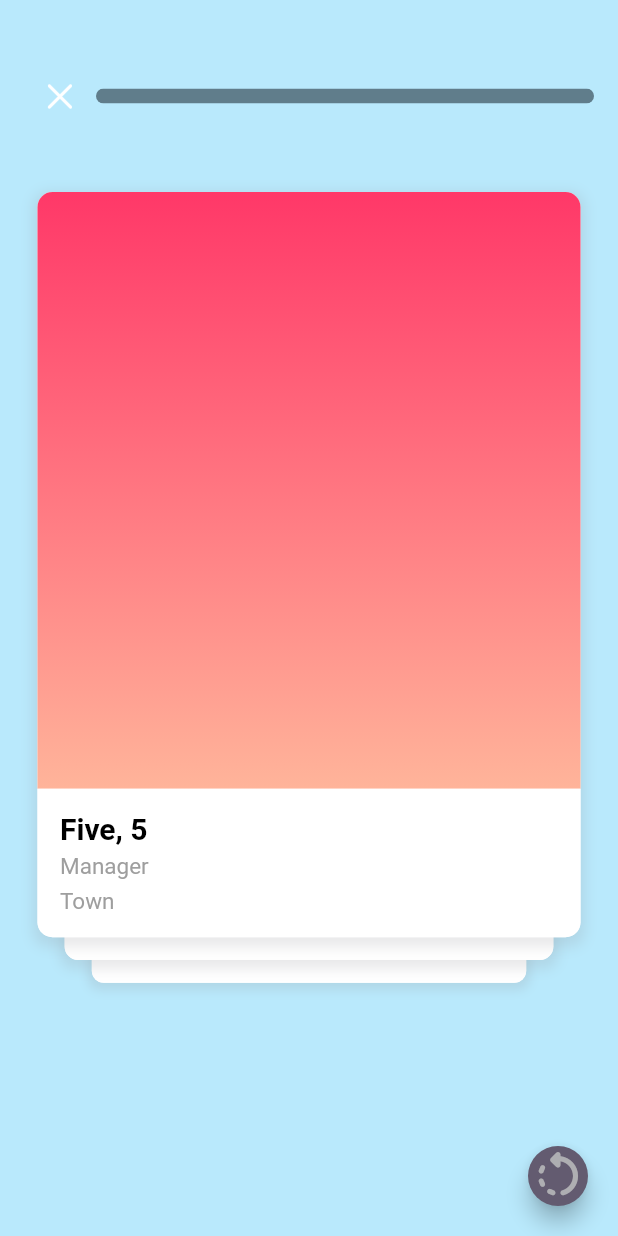
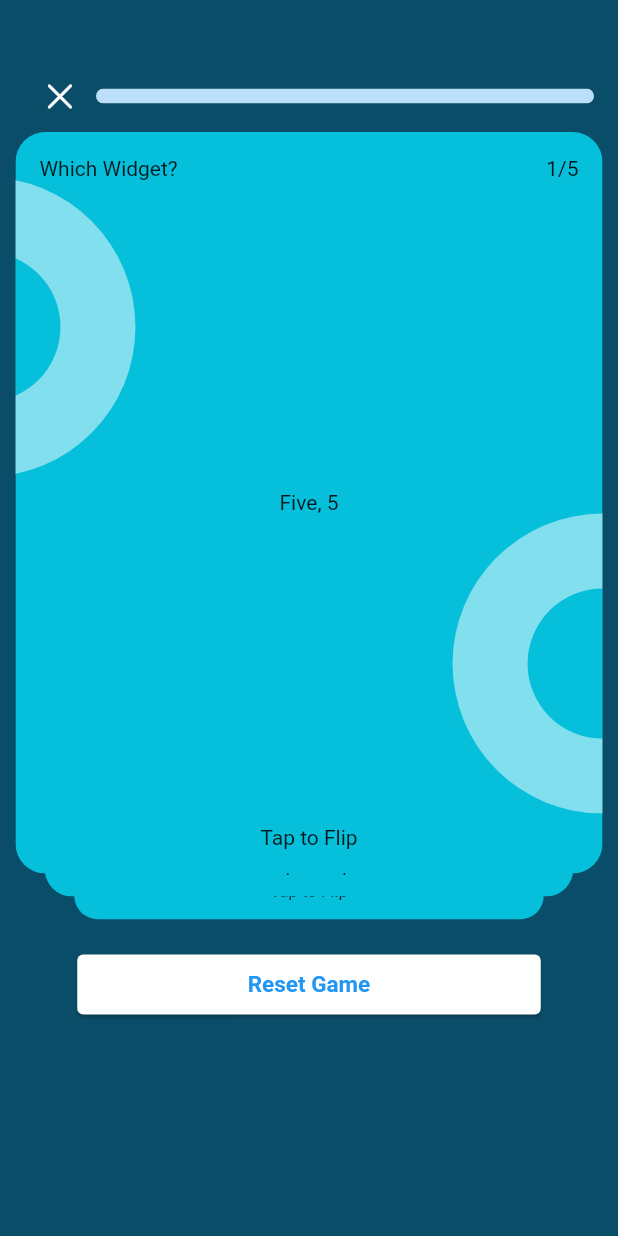
Before and after one commit to Richmond-Nunoo/Flutter-Riddles, a Flutter app: the MyCustomWidget screen opened directly, on a phone screen of 412 x 824 dp. Run offline on Flutter 3.47's test engine with Material 2 defaults, Android fonts, the phone set to English and light mode, and no system bars; drawn by our look-alikes of appinio_swiper, flip_card.

Commit message:
think this is cool. would break now

```diff
--- a/lib/views/flash_cards.dart
+++ b/lib/views/flash_cards.dart
@@ -1,8 +1,7 @@
 import 'dart:async';
 import 'package:appinio_swiper/appinio_swiper.dart';
 import 'package:flashcards_quiz/views/answersmodel.dart';
-import 'package:flashcards_quiz/views/buttons.dart';
-import 'package:flashcards_quiz/views/example_cards.dart';
+import 'package:flashcards_quiz/views/homepage.dart';
 import 'package:flashcards_quiz/views/model.dart';
 import 'package:flashcards_quiz/views/quiz.dart';
 import 'package:flutter/cupertino.dart';
@@ -18,13 +17,13 @@ class MyCustomWidget extends StatefulWidget {
 class MyCustomWidgetState extends State<MyCustomWidget> {
   final AppinioSwiperController controller = AppinioSwiperController();
 
-  int _timerSeconds = 120;
+  int _timerSeconds = 60;
   Timer? _timer;
 
   @override
   void initState() {
     super.initState();
-    //   startTimer();
+    // startTimer();
   }
 
   void startTimer() {
@@ -55,15 +54,14 @@ class MyCustomWidgetState extends State<MyCustomWidget> {
 
   @override
   Widget build(BuildContext context) {
-    const Color bgColor = Color(0xFFB9E9FC);
+    const Color bgColor = Color(0xFF05BFDB);
+    const Color bgColor3 = Color(0xFF0A4D68);
     return Scaffold(
-      backgroundColor: bgColor,
-      floatingActionButton: FloatingActionButton.small(
-        onPressed: () {},
-        child: unswipeButton(controller),
-      ),
+      backgroundColor: bgColor3,
       body: SafeArea(
+        child: Center(
           child: Column(
+            crossAxisAlignment: CrossAxisAlignment.center,
             children: [
               const SizedBox(
                 height: 40,
@@ -90,8 +88,8 @@ class MyCustomWidgetState extends State<MyCustomWidget> {
                             borderRadius: BorderRadius.circular(12),
                             child: LinearProgressIndicator(
                               minHeight: 10,
-                            value: 1 - (_timerSeconds / 120),
-                            backgroundColor: Colors.blueGrey,
+                              value: 1 - (_timerSeconds / 60),
+                              backgroundColor: Colors.blue.shade100,
                               color: Colors.blueGrey,
                               valueColor: const AlwaysStoppedAnimation(bgColor),
                             ),
@@ -102,8 +100,9 @@ class MyCustomWidgetState extends State<MyCustomWidget> {
                   ],
                 ),
               ),
-            SizedBox(
-              height: MediaQuery.of(context).size.height * 0.70,
+              Container(
+                width: MediaQuery.of(context).size.width * 0.95,
+                height: MediaQuery.of(context).size.height * 0.60,
                 child: AppinioSwiper(
                   loop: true,
                   backgroundCardsCount: 2,
@@ -116,26 +115,44 @@ class MyCustomWidgetState extends State<MyCustomWidget> {
                     debugPrint(direction.toString());
                   },
                   onSwipe: _swipe,
-                padding: const EdgeInsets.only(
-                  left: 25,
-                  right: 25,
-                  top: 40,
-                  bottom: 40,
-                ),
                   onEnd: _onEnd,
                   cardsCount: candidates.length,
                   cardsBuilder: (BuildContext context, int index) {
                     var cardIndex = candidates[index];
                     var answerQ = answerCandidates[index];
                     print(index);
-                  return ExampleCard(
+                    return FlipCardsWidget(
                       candidate: cardIndex,
                       answerCandidate: answerQ,
+                      bgColor: bgColor,
                     );
                   },
                 ),
               ),
+              const SizedBox(
+                height: 50,
+              ),
+              Center(
+                  child: ElevatedButton(
+                style: ButtonStyle(
+                  backgroundColor: MaterialStateProperty.all(Colors.white),
+                  fixedSize: MaterialStateProperty.all(
+                    Size(MediaQuery.of(context).size.width * 0.75, 40),
+                  ),
+                  elevation: MaterialStateProperty.all(1),
+                ),
+                onPressed: () => controller.unswipe(),
+                child: const Text(
+                  "Reset Game",
+                  style: TextStyle(
+                    color: Colors.blue,
+                    fontSize: 15,
+                    fontWeight: FontWeight.bold,
+                  ),
+                ),
+              ))
             ],
+          ),
         ),
       ),
     );
--- a/lib/views/homepage.dart
+++ b/lib/views/homepage.dart
@@ -1,5 +1,8 @@
+import 'package:flashcards_quiz/views/answersmodel.dart';
 import 'package:flashcards_quiz/views/flash_cards.dart';
+import 'package:flashcards_quiz/views/model.dart';
 import 'package:flashcards_quiz/views/widget_time.dart';
+import 'package:flip_card/flip_card.dart';
 import 'package:flutter/cupertino.dart';
 import 'package:flutter/material.dart';
 
@@ -8,11 +11,7 @@ class HomePage extends StatelessWidget {
 
   @override
   Widget build(BuildContext context) {
-    const Color bgColor = Color(0xFF60ABFB);
-    const Color bgColor3 = Color(0xFF5170FD);
-
     return Scaffold(
-      backgroundColor: bgColor3,
       body: SafeArea(
         child: Padding(
           padding: const EdgeInsets.only(top: 20, left: 10, right: 10),
@@ -21,84 +20,91 @@ class HomePage extends StatelessWidget {
               mainAxisAlignment: MainAxisAlignment.center,
               crossAxisAlignment: CrossAxisAlignment.center,
               children: [
-                Padding(
-                  padding: const EdgeInsets.all(8.0),
-                  child: Row(
-                    children: [
-                      IconButton(
+                Text(
+                  getGreeting(),
+                ),
+                const Text("Flutter Dev."),
+                const Padding(
+                  padding:
+                      EdgeInsets.only(top: 20, bottom: 20, left: 10, right: 10),
+                  child: Text(
+                    "What Do you want to test yourself on?",
+                    style: TextStyle(
+                      fontSize: 24,
+                      fontWeight: FontWeight.bold,
+                    ),
+                    textAlign: TextAlign.center,
+                  ),
+                ),
+                const SizedBox(
+                  height: 20,
+                ),
+                Center(
+                  child: ElevatedButton(
                     onPressed: () {
-                            Navigator.pop(context);
+                      Navigator.push(
+                        context,
+                        MaterialPageRoute(
+                          builder: (context) => const MyCustomWidget(),
+                        ),
+                      );
                     },
-                          icon: const Icon(
-                            CupertinoIcons.clear,
-                            color: Colors.white,
-                            weight: 10,
-                          )),
-                      Expanded(
-                        child: ClipRRect(
-                          borderRadius: BorderRadius.circular(12),
-                          child: LinearProgressIndicator(
-                            minHeight: 10,
-                            value: 0.5,
-                            backgroundColor: Colors.blue.shade100,
-                            color: Colors.blueGrey,
-                            valueColor: AlwaysStoppedAnimation(bgColor),
-                          ),
+                    child: const Text("Flash Cards"),
                   ),
                 ),
               ],
             ),
           ),
-                // Text(
-                //   getGreeting(),
-                // ),
-                // const Text("Flutter Dev."),
-                // const Padding(
-                //   padding:
-                //       EdgeInsets.only(top: 20, bottom: 20, left: 10, right: 10),
-                //   child: Text(
-                //     "What Do you want to test yourself on?",
-                //     style: TextStyle(
-                //       fontSize: 24,
-                //       fontWeight: FontWeight.bold,
-                //     ),
-                //     textAlign: TextAlign.center,
-                //   ),
-                // ),
-                Stack(
+        ),
+      ),
+    );
+  }
+}
+
+class FlipCardsWidget extends StatelessWidget {
+  const FlipCardsWidget({
+    super.key,
+    required this.bgColor,
+    required this.candidate,
+    required this.answerCandidate,
+  });
+
+  final Color bgColor;
+
+  final ExampleCandidateModel candidate;
+  final AnswerCandidateModel answerCandidate;
+
+  @override
+  Widget build(BuildContext context) {
+    return FlipCard(
+      front: Stack(
         fit: StackFit.loose,
         clipBehavior: Clip.antiAliasWithSaveLayer,
         children: [
-                    InkWell(
-                      onTap: () {
-                        print("lol stack");
-                      },
-                      child: Container(
-                        height: 400,
-                        width: MediaQuery.of(context).size.width * 0.75,
+          Container(
+            //width: MediaQuery.of(context).size.width * 0.75,
             decoration: BoxDecoration(
               borderRadius: BorderRadius.circular(20),
               color: bgColor,
             ),
-                        child: const Padding(
-                          padding: EdgeInsets.all(16.0),
+            child: Padding(
+              padding: const EdgeInsets.all(16.0),
               child: Column(
                 children: [
-                              Row(
-                                mainAxisAlignment:
-                                    MainAxisAlignment.spaceBetween,
+                  const Row(
+                    mainAxisAlignment: MainAxisAlignment.spaceBetween,
                     children: [
                       Text("Which Widget?"),
                       Text("1/5"),
                     ],
                   ),
-                              Spacer(),
-                              Align(
-                                alignment: Alignment.bottomCenter,
-                                child: Text("Tap to Flip"),
-                              )
+                  const Spacer(),
+                  Center(
+                    child: Text(candidate.name!),
+                  ),
+                  const Spacer(),
+                  const Text("Tap to Flip")
                 ],
-                          ),
               ),
             ),
           ),
@@ -116,7 +122,7 @@ class HomePage extends StatelessWidget {
                 child: Container(
                   height: 100,
                   width: 100,
-                            decoration: const BoxDecoration(
+                  decoration: BoxDecoration(
                     color: bgColor,
                     shape: BoxShape.circle,
                   ),
@@ -126,7 +132,7 @@ class HomePage extends StatelessWidget {
           ),
           Positioned(
             right: -100,
-                      bottom: 20,
+            bottom: 40,
             child: Container(
               height: 200,
               width: 200,
@@ -138,7 +144,7 @@ class HomePage extends StatelessWidget {
                 child: Container(
                   height: 100,
                   width: 100,
-                            decoration: const BoxDecoration(
+                  decoration: BoxDecoration(
                     color: bgColor,
                     shape: BoxShape.circle,
                   ),
@@ -148,49 +154,60 @@ class HomePage extends StatelessWidget {
           ),
         ],
       ),
-                const SizedBox(
-                  height: 20,
+      back: Stack(
+        fit: StackFit.loose,
+        clipBehavior: Clip.antiAliasWithSaveLayer,
+        children: [
+          Container(
+            height: 400,
+            width: MediaQuery.of(context).size.width * 0.75,
+            decoration: BoxDecoration(
+              borderRadius: BorderRadius.circular(20),
+              color: bgColor,
             ),
+            child: Padding(
+              padding: const EdgeInsets.all(16.0),
+              child: Column(
+                children: [
+                  const Row(
+                    mainAxisAlignment: MainAxisAlignment.spaceBetween,
+                    children: [
+                      Text("Which Widget?"),
+                      Text("1/5"),
+                    ],
+                  ),
+                  const Spacer(),
                   Center(
-                  child: ElevatedButton(
-                    style: ButtonStyle(
-                      backgroundColor: MaterialStateProperty.all(Colors.white),
-                      fixedSize: MaterialStateProperty.all(
-                        Size(MediaQuery.of(context).size.width * 0.75, 40),
+                    child: Text(answerCandidate.name!),
                   ),
-                      elevation: MaterialStateProperty.all(1),
+                  const Spacer(),
+                ],
               ),
-                    onPressed: () {},
-                    child: const Text(
-                      "Reset Game",
-                      style: TextStyle(
-                        color: Colors.blue,
-                        fontSize: 15,
-                        fontWeight: FontWeight.bold,
+            ),
+          ),
+          Positioned(
+            left: -120,
+            top: 50,
+            child: Container(
+              height: 200,
+              width: 200,
+              decoration: BoxDecoration(
+                color: Colors.white.withOpacity(0.5),
+                shape: BoxShape.circle,
+              ),
+              child: Center(
+                child: Container(
+                  height: 100,
+                  width: 100,
+                  decoration: BoxDecoration(
+                    color: bgColor,
+                    shape: BoxShape.circle,
                   ),
                 ),
               ),
             ),
-                const SizedBox(
-                  height: 20,
           ),
-                // Center(
-                //   child: ElevatedButton(
-                //     onPressed: () {
-                //       Navigator.push(
-                //         context,
-                //         MaterialPageRoute(
-                //           builder: (context) => const MyCustomWidget(),
-                //         ),
-                //       );
-                //     },
-                //     child: const Text("Flash Cards"),
-                //   ),
-                // ),
         ],
-            ),
-          ),
-        ),
       ),
     );
   }
```
Lines whose indentation alone changed are shown as unchanged.
